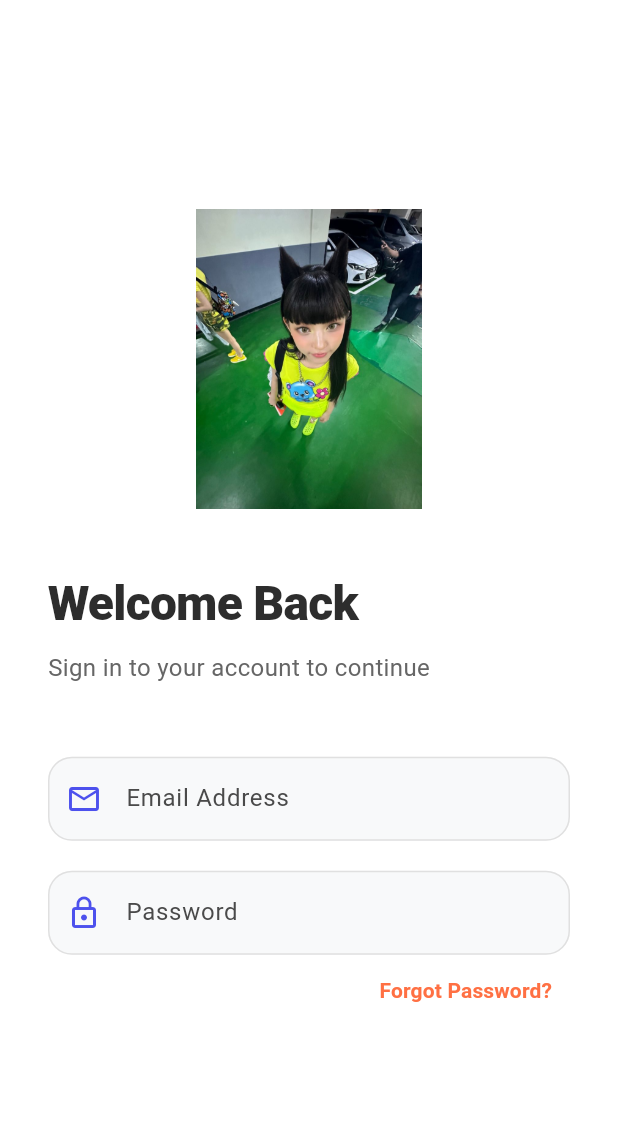
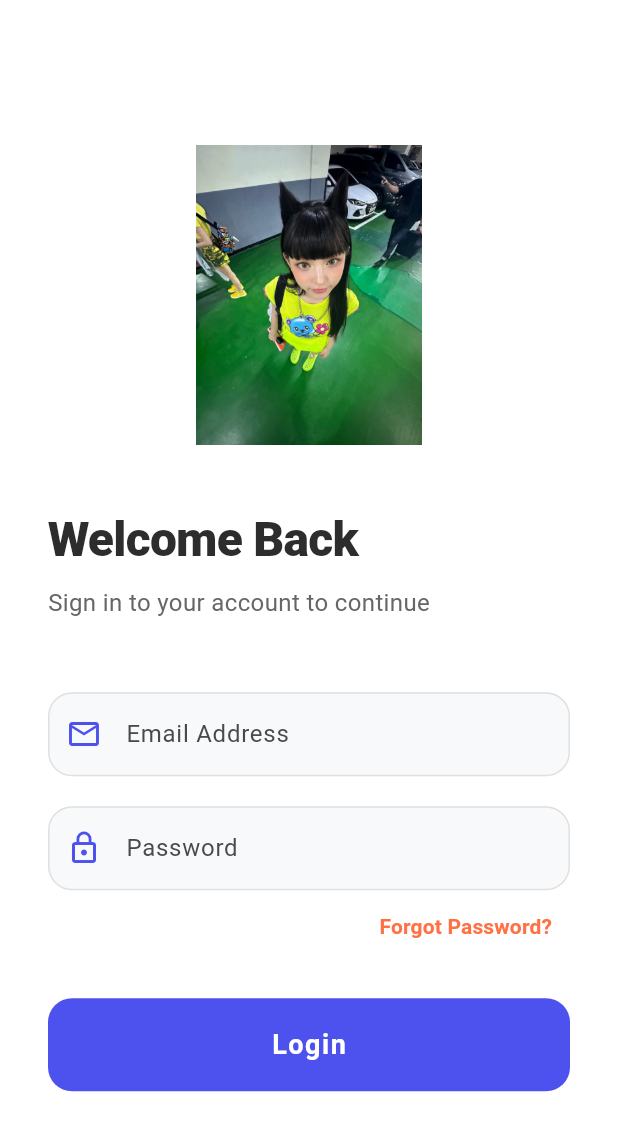
Before and after one commit to lulultfh/Navigation_0209, a Flutter app: the LoginPage widget shown alone on an empty page, opened directly, on a phone screen of 412 x 824 dp. Shown: the top 1131 px of the screen. Run offline on Flutter 3.47's test engine with Material 3 defaults, Android fonts, the light colour scheme and no system bars.

Commit message:
feat: menambahkan ElevatedButton sebagai tombol login pada halaman login

```diff
--- a/lib/auth/login.dart
+++ b/lib/auth/login.dart
@@ -165,6 +165,34 @@ class _LoginPageState extends State<LoginPage> {
                         ),
                       ),
                     ),
+                    const SizedBox(height: 24,),
+
+                    ElevatedButton(onPressed: (){
+                      if (_formKey.currentState!.validate()){
+                        Navigator.pushReplacement(
+                          context,
+                          MaterialPageRoute(builder: (context) =>
+                          const HomePage()),
+                          );
+                      }
+                    },
+                    style: ElevatedButton.styleFrom(
+                      padding: const EdgeInsets.symmetric(vertical: 18),
+                      shape: RoundedRectangleBorder(
+                        borderRadius: BorderRadius.circular(16)
+                      ),
+                      backgroundColor: MainLayout.primaryColor,
+                      foregroundColor: Colors.white,
+                      elevation: 0,
+                    ),
+                    child: const Text(
+                      'Login',
+                      style: TextStyle(
+                        fontSize: 18,
+                        fontWeight: FontWeight.bold,
+                        letterSpacing: 1.0,
+                      ),
+                    ))
                   ],
                 ),
               ),
```
